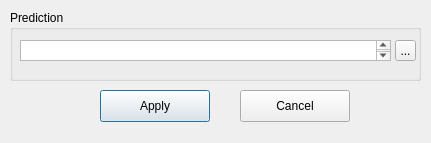
The window that resources/ui/advOptGWR.ui (Ziqi-Li/MGWR-GUI) describes before a commit, drawn with Qt 5.
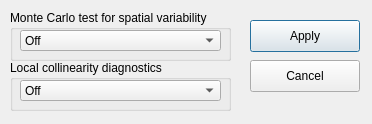
The same window after the commit.

The edit to the form file:
```diff
--- a/resources/ui/advOptGWR.ui
+++ b/resources/ui/advOptGWR.ui
@@ -9,8 +9,8 @@
    <rect>
     <x>0</x>
     <y>0</y>
-    <width>431</width>
-    <height>143</height>
+    <width>372</width>
+    <height>124</height>
    </rect>
   </property>
   <property name="windowTitle">
@@ -22,8 +22,8 @@
   <widget class="QPushButton" name="applyBTN">
    <property name="geometry">
     <rect>
-     <x>100</x>
-     <y>90</y>
+     <x>250</x>
+     <y>20</y>
      <width>110</width>
      <height>32</height>
     </rect>
@@ -35,8 +35,8 @@
   <widget class="QPushButton" name="cancelBTN">
    <property name="geometry">
     <rect>
-     <x>240</x>
-     <y>90</y>
+     <x>250</x>
+     <y>60</y>
      <width>110</width>
      <height>32</height>
     </rect>
@@ -50,35 +50,65 @@
     <rect>
      <x>10</x>
      <y>10</y>
-     <width>411</width>
-     <height>71</height>
+     <width>221</width>
+     <height>51</height>
     </rect>
    </property>
    <property name="title">
-    <string>Prediction</string>
+    <string>Monte Carlo test for spatial variability</string>
    </property>
-   <widget class="QToolButton" name="toolButton">
+   <widget class="QComboBox" name="mcComboBox">
     <property name="geometry">
      <rect>
-      <x>385</x>
-      <y>30</y>
-      <width>21</width>
+      <x>10</x>
+      <y>20</y>
+      <width>201</width>
       <height>21</height>
      </rect>
     </property>
-    <property name="text">
-     <string>...</string>
-    </property>
+    <item>
+     <property name="text">
+      <string>Off</string>
+     </property>
+    </item>
+    <item>
+     <property name="text">
+      <string>On (Very Slow)</string>
+     </property>
+    </item>
    </widget>
-   <widget class="QPlainTextEdit" name="plainTextEdit">
+  </widget>
+  <widget class="QGroupBox" name="groupBox_5">
+   <property name="geometry">
+    <rect>
+     <x>10</x>
+     <y>60</y>
+     <width>221</width>
+     <height>51</height>
+    </rect>
+   </property>
+   <property name="title">
+    <string>Local collinearity diagnostics</string>
+   </property>
+   <widget class="QComboBox" name="locollinearComboBox">
     <property name="geometry">
      <rect>
       <x>10</x>
-      <y>30</y>
-      <width>371</width>
+      <y>20</y>
+      <width>201</width>
       <height>21</height>
      </rect>
     </property>
+    <item>
+     <property name="text">
+      <string>Off</string>
+     </property>
+    </item>
+    <item>
+     <property name="text">
+      <string>On</string>
+     </property>
+    </item>
    </widget>
   </widget>
  </widget>
```
Left out of the diff: 2 changed lines with no effect on the pictures.
